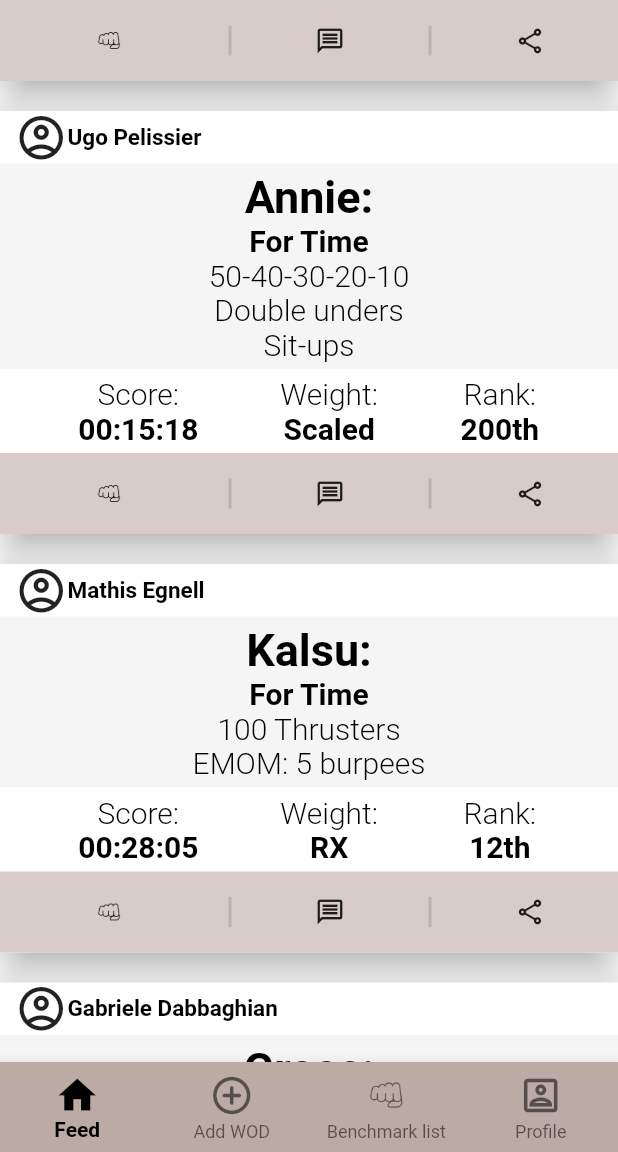
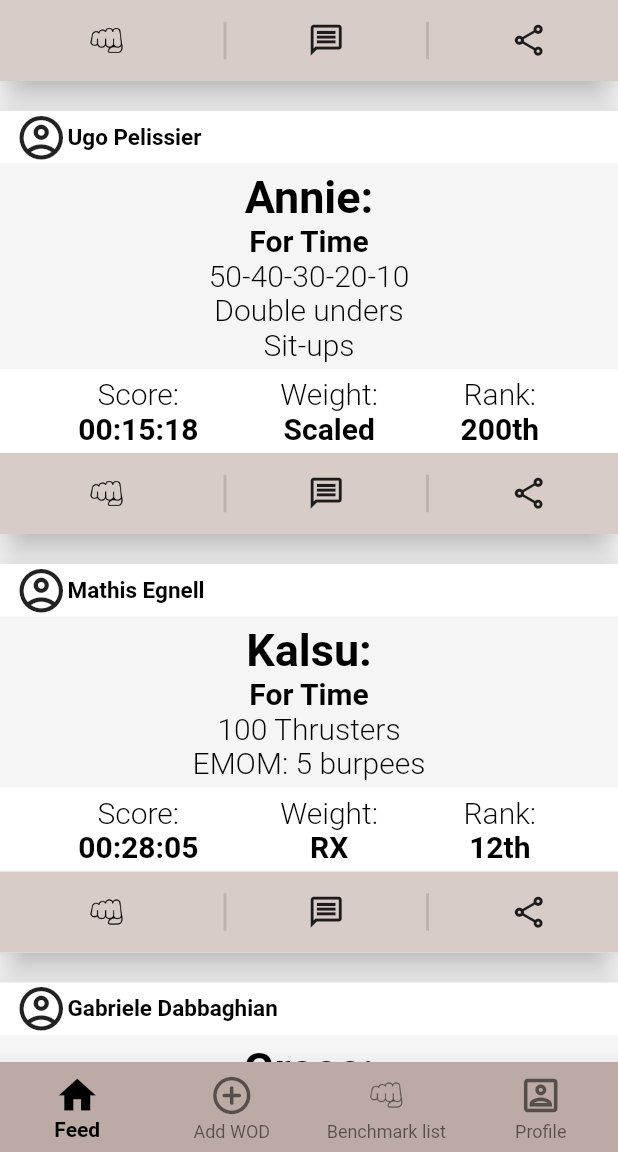
Before and after one commit to nicolaslepage/crossfeed, a Flutter app: the screen it shows after launch, scrolled down 576 dp, on a phone screen of 412 x 824 dp, the part 84-1236 px from its top. Run offline on Flutter 3.47's test engine with Material 2 defaults, Android fonts, the phone set to English and light mode, and no system bars; missing offline and left inert: dart:ffi.

```diff
--- a/lib/category.dart
+++ b/lib/category.dart
@@ -158,25 +158,25 @@ class Category extends StatelessWidget {
                         child: like_button(),
                       ),
                       SizedBox(
-                        height: 20,
+                        height: 25,
                         child: VerticalDivider(thickness :2.0),
                       ),
                       Padding(
                         padding: EdgeInsets.symmetric(vertical: 3.0),
                         child: Icon(
                           Icons.message_outlined,
-                          size: 20.0,
+                          size: 25.0,
                         ),
                       ),
                       SizedBox(
-                        height: 20,
+                        height: 25,
                         child: VerticalDivider(thickness :2.0),
                       ),
                       Padding(
                         padding: EdgeInsets.symmetric(vertical: 3.0),
                         child: Icon(
                           Icons.share_outlined,
-                          size: 20.0,
+                          size: 25.0,
                         ),
                       ),
                     ]
--- a/lib/like_button_widget.dart
+++ b/lib/like_button_widget.dart
@@ -21,7 +21,7 @@ class _like_buttonState extends State<like_button> {
   Widget build(BuildContext context) {
     return Center(
       child: IconButton(
-        iconSize: 20,
+        iconSize: 30,
         icon: _selected_icon,
         color: Colors.black,
         tooltip: 'Add to favorite',
```
Also changed, not shown: lib/workout_description_route.dart (+9 -3 lines).
